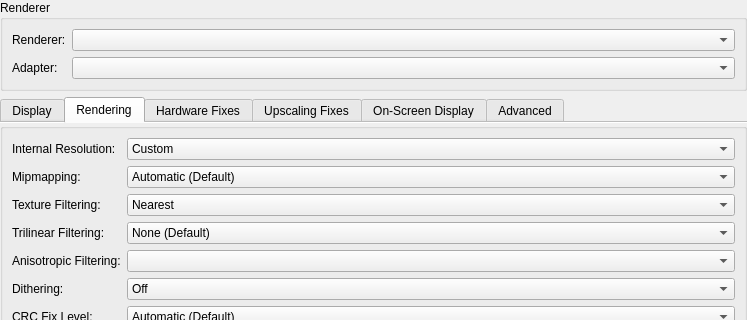
PCSX2/pcsx2, file pcsx2-qt/Settings/GraphicsSettingsWidget.ui: the form before one commit; both pictures show x 0 to 747 and y 0 to 320 of the 747 by 890 pixel window.
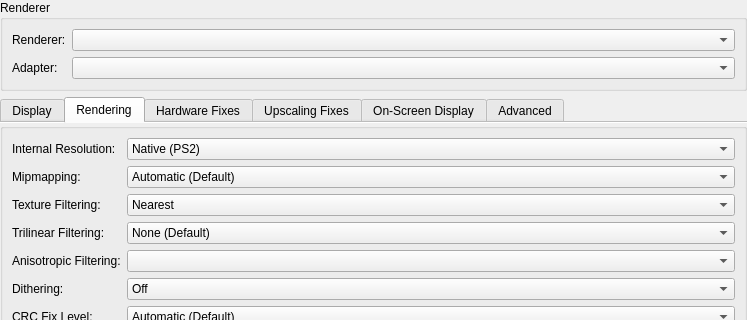
The form after the commit. The open tabs and pages were chosen to show the change.

Commit message: Qt: GS Settings Fixes

```diff
--- a/pcsx2-qt/Settings/GraphicsSettingsWidget.ui
+++ b/pcsx2-qt/Settings/GraphicsSettingsWidget.ui
@@ -307,11 +307,6 @@
        </item>
        <item row="0" column="1">
         <widget class="QComboBox" name="upscaleMultiplier">
-         <item>
-          <property name="text">
-           <string>Custom</string>
-          </property>
-         </item>
          <item>
           <property name="text">
            <string>Native (PS2)</string>
```
Left out of the diff: 2 changed lines with no effect on the pictures. The commit also changes 2 other files.
